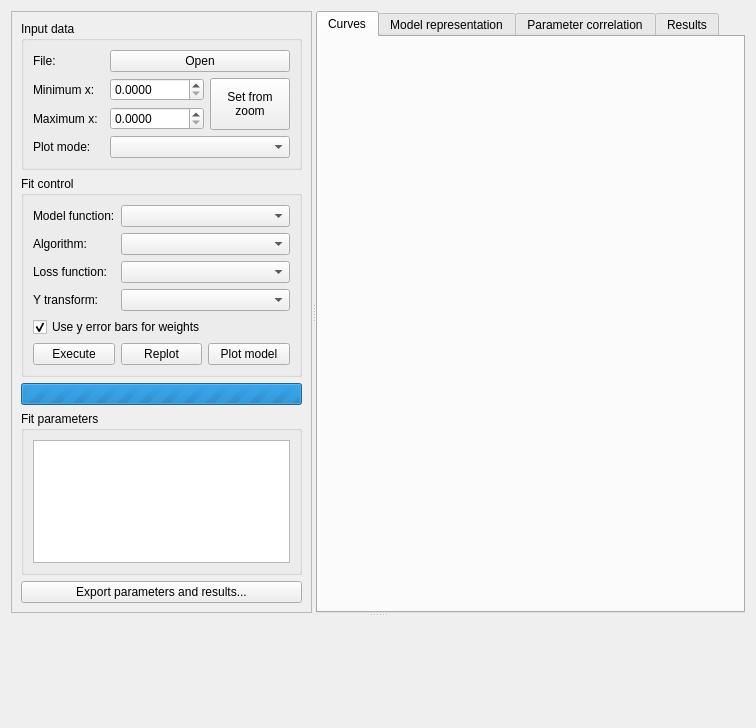
First picture: the form in src/saxsfittool/resource/saxsfittool.ui, repository awacha/saxsfittool, before the edit.
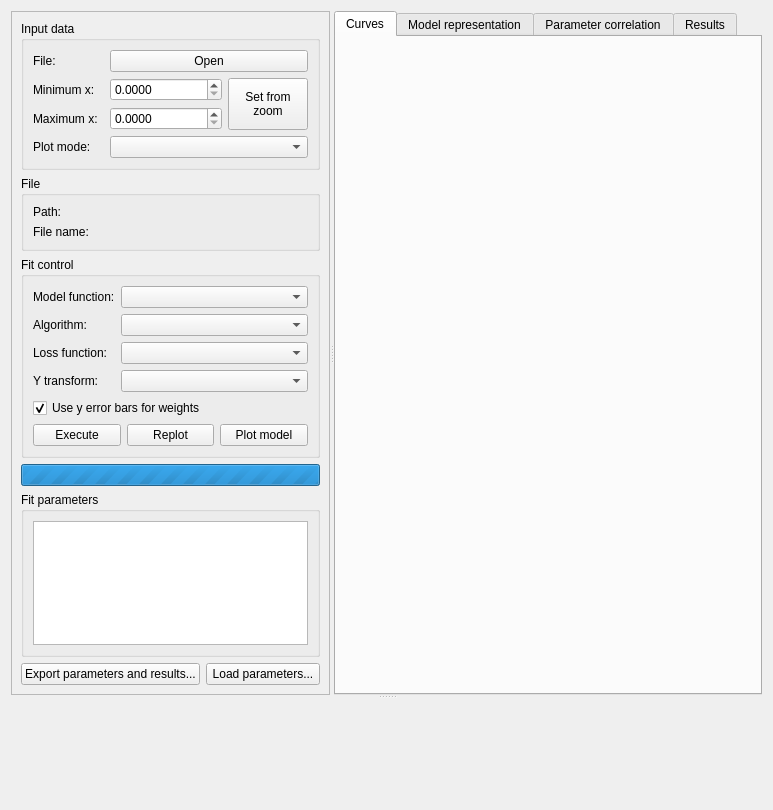
Second picture: the form after the edit. Icons and pictures are not drawn.

What changed in the file:
```diff
--- a/src/saxsfittool/resource/saxsfittool.ui
+++ b/src/saxsfittool/resource/saxsfittool.ui
@@ -7,8 +7,8 @@
    <rect>
     <x>0</x>
     <y>0</y>
-    <width>756</width>
-    <height>728</height>
+    <width>773</width>
+    <height>810</height>
    </rect>
   </property>
   <property name="windowTitle">
@@ -138,6 +138,43 @@
           </layout>
          </widget>
         </item>
+        <item>
+         <widget class="QGroupBox" name="groupBox">
+          <property name="title">
+           <string>File</string>
+          </property>
+          <layout class="QFormLayout" name="formLayout">
+           <item row="0" column="0">
+            <widget class="QLabel" name="label_9">
+             <property name="text">
+              <string>Path:</string>
+             </property>
+            </widget>
+           </item>
+           <item row="1" column="0">
+            <widget class="QLabel" name="label_10">
+             <property name="text">
+              <string>File name:</string>
+             </property>
+            </widget>
+           </item>
+           <item row="0" column="1">
+            <widget class="QLabel" name="pathLabel">
+             <property name="text">
+              <string>&lt;no file has been loaded yet&gt;</string>
+             </property>
+            </widget>
+           </item>
+           <item row="1" column="1">
+            <widget class="QLabel" name="filenameLabel">
+             <property name="text">
+              <string>&lt;no file has been loaded yet&gt;</string>
+             </property>
+            </widget>
+           </item>
+          </layout>
+         </widget>
+        </item>
         <item>
          <widget class="QGroupBox" name="fitcontrol_box">
           <property name="sizePolicy">
@@ -304,11 +341,25 @@
          </widget>
         </item>
         <item>
-         <widget class="QPushButton" name="exportResultsPushButton">
-          <property name="text">
-           <string>Export parameters and results...</string>
+         <layout class="QHBoxLayout" name="horizontalLayout">
+          <property name="topMargin">
+           <number>0</number>
           </property>
-         </widget>
+          <item>
+           <widget class="QPushButton" name="exportResultsPushButton">
+            <property name="text">
+             <string>Export parameters and results...</string>
+            </property>
+           </widget>
+          </item>
+          <item>
+           <widget class="QPushButton" name="loadParametersPushButton">
+            <property name="text">
+             <string>Load parameters...</string>
+            </property>
+           </widget>
+          </item>
+         </layout>
         </item>
        </layout>
       </widget>
```
